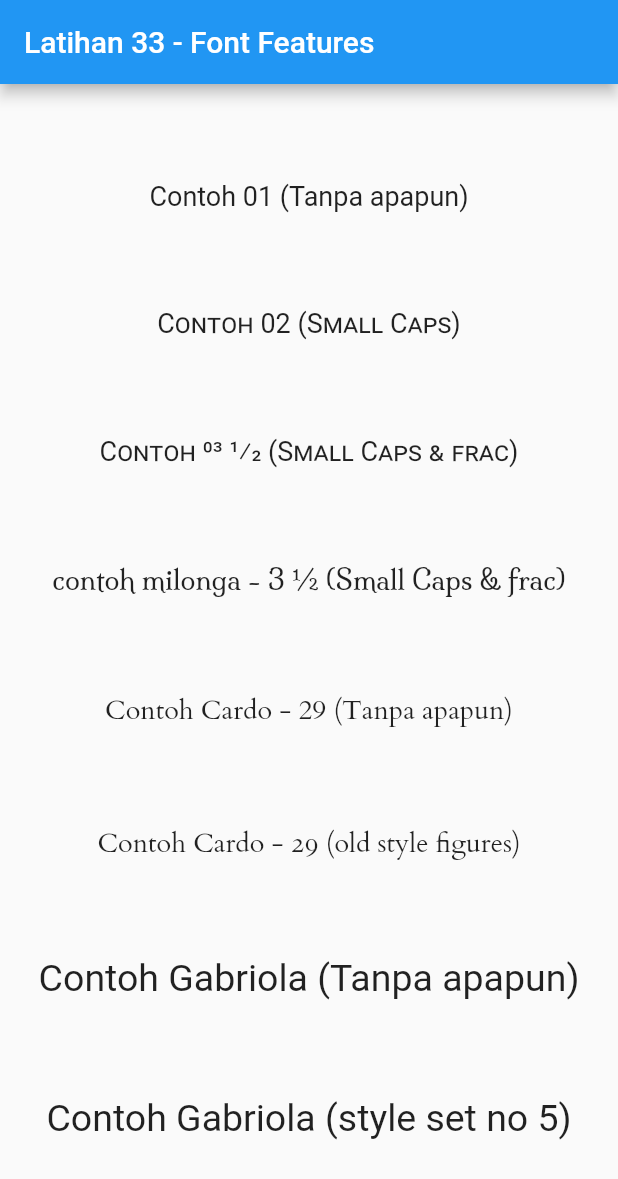
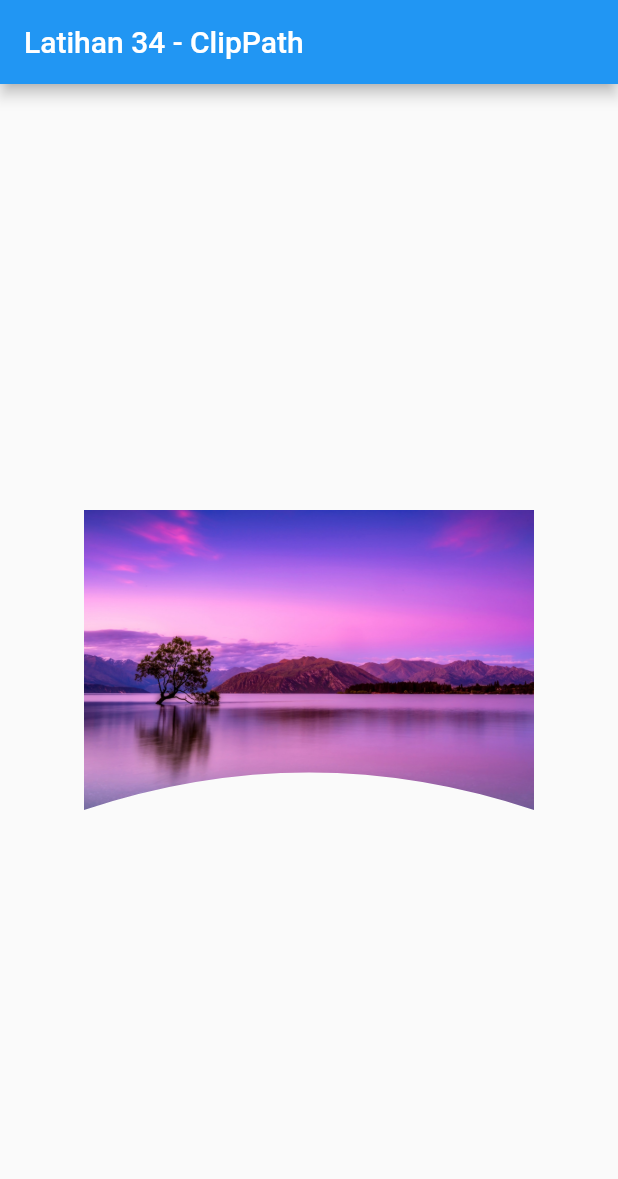
Before and after one commit to dodichakill/latihan_flutter_ku, a Flutter app: the screen it shows after launch, on a phone screen of 412 x 824 dp. Shown: the top 1179 px of the screen. Run offline on Flutter 3.47's test engine with Material 2 defaults, Android fonts, the phone set to English and light mode, and no system bars; Roboto replaces fonts that are missing (Gabriola).

Commit message:
Latihan 34 - ClipPath

```diff
--- a/lib/main.dart
+++ b/lib/main.dart
@@ -1,93 +1,50 @@
-// Latihan 33 - Font Features
-import 'dart:ui';
+// Latihan 34 - ClipPath
 
 import 'package:flutter/material.dart';
 
 void main() => runApp(MyApp());
 
-class MyApp extends StatefulWidget {
-  @override
-  _MyAppState createState() => _MyAppState();
-}
-
-class _MyAppState extends State<MyApp> {
+class MyApp extends StatelessWidget {
   @override
   Widget build(BuildContext context) {
     return MaterialApp(
       home: Scaffold(
         appBar: AppBar(
-            title: Text('Latihan 33 - Font Features'),
+          title: Text('Latihan 34 - ClipPath'),
         ),
         body: Center(
-            child: Column(
-              mainAxisAlignment: MainAxisAlignment.spaceEvenly,
-              children: [
-                Text(
-                  'Contoh 01 (Tanpa apapun)',
-                  style: TextStyle(fontSize: 18),
-                ),
-                Text(
-                  'Contoh 02 (Small Caps)',
-                  style: TextStyle(fontSize: 18, fontFeatures: [
-                    FontFeature.enable('smcp')
-                  ]), // mengatifkan small caps (mengubah huruf small caps menjadi upper caps)
-                ),
-                Text(
-                  'Contoh 03 1/2 (Small Caps & frac)',
-                  style: TextStyle(fontSize: 18, fontFeatures: [
-                    FontFeature.enable('smcp'),
-                    FontFeature.enable(
-                        'frac'), //jika ingin mengetahui tentang featurelist lebih detail bisa baca doc (docs.microsoft.com/en-us/typography/opentype/spec/featurelist)
-                  ]), // mengatifkan small caps (mengubah huruf small caps menjadi upper caps) dan mengaktifkan fitur frac(penulisan khusus angka) perlu diingat tidak semua font memiliki fitur frac
-                ),
-                Text(
-                  'contoh milonga - 3 1/2 (Small Caps & frac)',
-                  style:
-                      TextStyle(fontSize: 18, fontFamily: 'Milonga', fontFeatures: [
-                    FontFeature.enable('smcp'),
-                    FontFeature.enable(
-                        'frac'), //jika ingin mengetahui tentang featurelist lebih detail bisa baca doc (docs.microsoft.com/en-us/typography/opentype/spec/featurelist)
-                  ]), // mengatifkan small caps (mengubah huruf small caps menjadi upper caps) dan mengaktifkan fitur frac(penulisan khusus angka) perlu diingat tidak semua font memiliki fitur frac
-                ),
-                Text(
-                  'Contoh Cardo - 29 (Tanpa apapun)',
-                  style: TextStyle(
-                    fontSize: 18,
-                    fontFamily: "Cardo",
+          child: ClipPath(
+            clipper: MyClipper(),
+            child: Image(
+              width: 300,
+              image: AssetImage('images/img2.jpg'),
             ),
           ),
-                Text(
-                  'Contoh Cardo - 29 (old style figures)',
-                  style:
-                      TextStyle(fontSize: 18, fontFamily: "Cardo", fontFeatures: [
-                    FontFeature.oldstyleFigures(),
-                  ]), // mengatifkan old style(merubah gaya penulisan menjadi oldstyle)
-                ),
-                Text(
-                  'Contoh Gabriola (Tanpa apapun)',
-                  style: TextStyle(
-                    fontSize: 25,
-                    fontFamily: "Gabriola",
         ),
       ),
-                Text(
-                  'Contoh Gabriola (style set no 5)',
-                  style: TextStyle(
-                      fontSize: 25,
-                      fontFamily: "Gabriola",
-                      fontFeatures: [
-                        FontFeature.stylisticSet(
-                            5), // styleshet terdiri dari angka 1 sampai 20
-                      ]), // mengubah style set font (tidak semua font memiliki ini)
-                ),
-              ],
-            ),
-          )),
     );
   }
 }
 
+class MyClipper extends CustomClipper<Path> {
+  @override
+  Path getClip(Size size) {
+    Path path = Path();
+
+    // disini kita custom clipnya
+    path.lineTo(0, size.height);
+    path.quadraticBezierTo(
+        size.width / 2, size.height * 0.75, size.width, size.height);
+    path.lineTo(size.width, 0);
+    path.close();
+
+    return path;
+  }
+
+  @override
+  bool shouldReclip(CustomClipper<Path> oldClipper) => false;
+}
+
 // penjelasan singkat
 // ----------------
-// kita perlu mendaftarkan fontnya pada pubspec.yaml.
 // diatas merupakan contoh cara penggunannya dan penjelesananya
```
Also changed, not shown: pubspec.yaml (+5 -4 lines), images/img2.jpg (added). Lines whose indentation alone changed are shown as unchanged.
